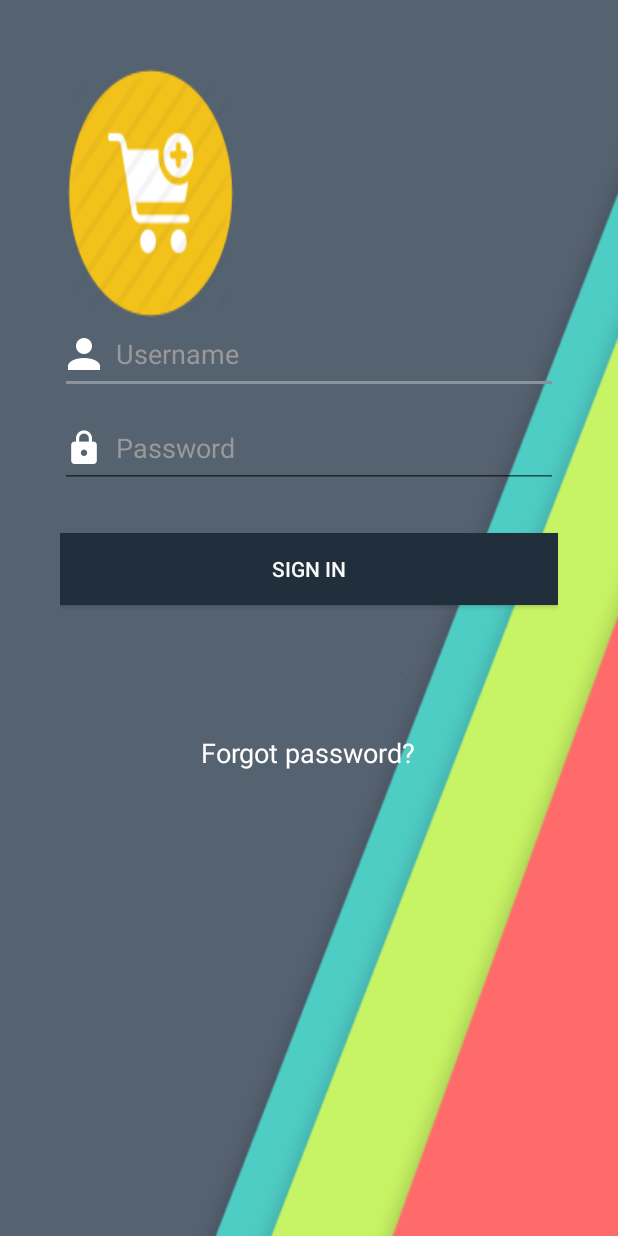
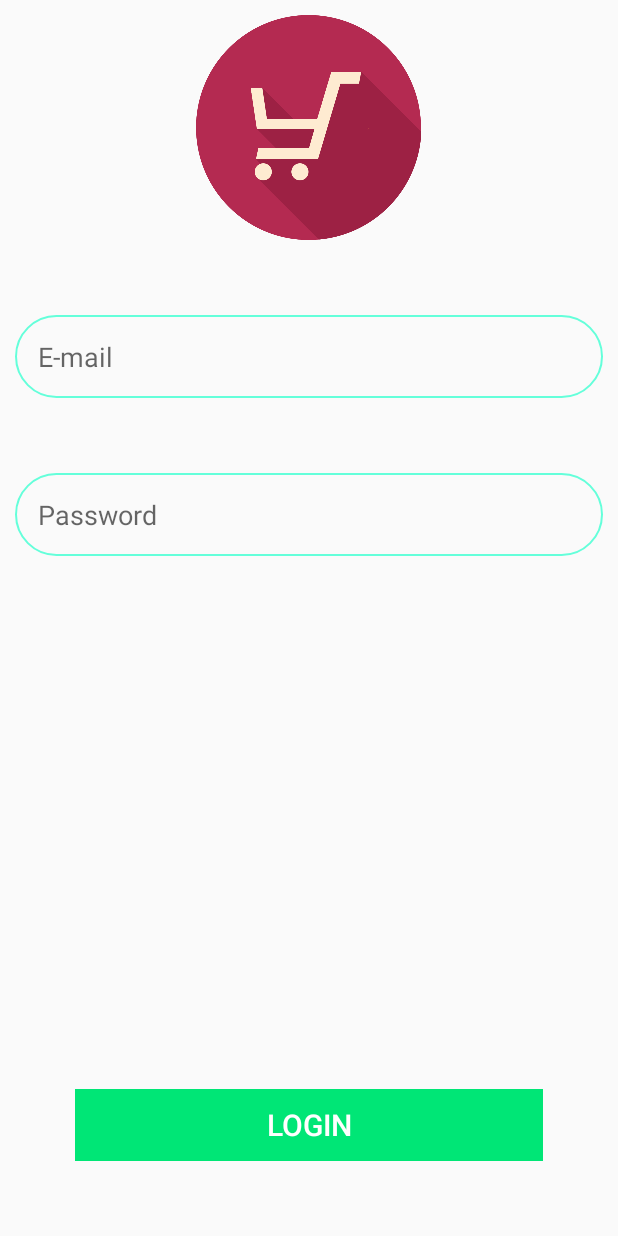
Before and after one commit to vidhantmatta/quickhop3, an Android app: the MainActivity screen opened directly, with no data from a screen before it, on a phone screen of 412 x 824 dp. Run offline under Robolectric (Android 15) with nearby library versions, the light colour scheme and no system bars.

Commit message:
Login layout design changed.

```diff
--- a/AndroidStudioProjects/auth/app/src/main/res/drawable/buttonmaterial.xml
+++ b/AndroidStudioProjects/auth/app/src/main/res/drawable/buttonmaterial.xml
@@ -2,6 +2,6 @@
 <shape xmlns:android="http://schemas.android.com/apk/res/android"
     android:shape="rectangle">
 
-    <solid android:color="#818C95" />
+    <solid android:color="@color/buttoncolor" />
 
 </shape>
--- /dev/null
+++ b/AndroidStudioProjects/auth/app/src/main/res/drawable/round.xml
@@ -0,0 +1,18 @@
+<?xml version="1.0" encoding="utf-8"?>
+<shape xmlns:android="http://schemas.android.com/apk/res/android"
+    android:shape="rectangle">
+
+    <solid android:color="#fafafa" />
+
+    <corners
+        android:bottomLeftRadius="40dp"
+        android:bottomRightRadius="40dp"
+        android:topLeftRadius="40dp"
+        android:topRightRadius="40dp" />
+
+
+    <stroke android:width="2px"
+        android:color="@color/buttoncolor" />
+
+
+</shape>
--- a/AndroidStudioProjects/auth/app/src/main/res/layout/activity_main.xml
+++ b/AndroidStudioProjects/auth/app/src/main/res/layout/activity_main.xml
@@ -1,71 +1,93 @@
-<LinearLayout xmlns:android="http://schemas.android.com/apk/res/android"
+<RelativeLayout xmlns:android="http://schemas.android.com/apk/res/android"
     android:layout_width="match_parent"
     android:layout_height="match_parent"
-    android:orientation="vertical"
-    android:background="@mipmap/back1"
-    android:padding="40dp">
+    android:background="#fafafa">
+
+
+    <LinearLayout
+        android:id="@+id/header"
+        android:layout_width="match_parent"
+        android:layout_height="match_parent"
+        android:layout_above="@+id/buttonpanel"
+        android:layout_marginBottom="10sp"
+
+        android:gravity="center_horizontal"
+        android:orientation="vertical">
+
+
+        <ImageView
+            android:layout_width="150sp"
+            android:layout_height="150sp"
+            android:layout_marginTop="10sp"
+            android:background="@drawable/iconred"
+            android:contentDescription="@string/image"/>
+
+
+        <LinearLayout
+            android:id="@+id/credentials"
+            android:layout_width="match_parent"
+            android:layout_height="wrap_content"
+            android:orientation="vertical">
+
 
             <EditText
+                android:id="@+id/username"
                 android:layout_width="match_parent"
                 android:layout_height="wrap_content"
+                android:background="@drawable/round"
+                android:padding="15sp"
+                android:layout_marginTop="50sp"
+                android:hint="E-mail"
+                android:layout_marginStart="10sp"
+                android:layout_marginEnd="10sp"
                 android:inputType="textEmailAddress"
-        android:ems="10"
-        android:id="@+id/username"
-        android:drawableLeft="@mipmap/account"
-        android:hint="Username"
-        android:layout_marginTop="170dp"
-        android:textColor="#FFF"
-        android:paddingLeft="0dp"
-        android:drawablePadding="5dp"
-        android:textColorHint="#999"/>
+                android:maxLength="50"/>
+
 
             <EditText
+                android:id="@+id/password"
                 android:layout_width="match_parent"
                 android:layout_height="wrap_content"
+                android:background="@drawable/round"
+                android:padding="15sp"
+                android:layout_marginTop="50sp"
+                android:hint="Password"
+                android:layout_marginStart="10sp"
+                android:layout_marginEnd="10sp"
                 android:inputType="textPassword"
-        android:ems="10"
-        android:id="@+id/password"
-        android:drawableLeft="@mipmap/lock"
-        android:hint="Password"
-        android:layout_marginTop="10dp"
-        android:textColor="#FFF"
-        android:paddingLeft="0dp"
-        android:drawablePadding="5dp"
-        android:textColorHint="#999"/>
+                android:maxLength="16"/>
+
+
+        </LinearLayout>
+
+
+    </LinearLayout>
+
+
+    <LinearLayout
+        android:id="@+id/buttonpanel"
+        android:layout_width="match_parent"
+        android:layout_height="wrap_content"
+        android:layout_alignParentBottom="true"
+        android:background="@drawable/buttonmaterial"
+        android:layout_margin="50dp"
+        >
+
 
         <Button
+            android:id="@+id/signin"
             android:layout_width="match_parent"
             android:layout_height="wrap_content"
-        android:layout_marginTop="30dp"
-        android:text="Sign In"
-        android:id="@+id/signin"
-        android:textColor="#F8F9F9"
-        android:background="#212F3C"
-
-
-        android:layout_gravity="center_horizontal"
+            android:background="#00e676"
+            android:text="Login"
+            android:elevation="5dp"
+            android:textSize="20sp"
+            android:textColor="@color/white"
             android:onClick="checkLogin"/>
 
 
-    <TextView
-        android:layout_width="wrap_content"
-        android:layout_height="6dp"
-        android:textAppearance="?android:attr/textAppearanceMedium"
-        android:text="New user? Register here."
-        android:id="@+id/textView4"
-        android:layout_gravity="center_horizontal"
-        android:layout_marginTop="40dp" />
-
-    <TextView
-        android:layout_width="wrap_content"
-        android:layout_height="wrap_content"
-        android:textAppearance="?android:attr/textAppearanceMedium"
-        android:text="Forgot password?"
-        android:id="@+id/textView3"
-        android:layout_gravity="center_horizontal"
-        android:layout_marginTop="40dp"
-        android:textColor="#FFF"
-
-        />
 
     </LinearLayout>
+
+
+</RelativeLayout>
--- a/AndroidStudioProjects/auth/app/src/main/res/values/colors.xml
+++ b/AndroidStudioProjects/auth/app/src/main/res/values/colors.xml
@@ -10,6 +10,8 @@
     <color name="introfour">#FF8A65</color>
     <color name="grey">#89949E</color>
     <color name="greyback">#D9E2E9</color>
+    <color name="background">#fafafa</color>
+    <color name="buttoncolor">#64ffda</color>
 
 
 </resources>
```
Also changed, not shown: AndroidStudioProjects/auth/app/src/main/java/com/example/vidhant/auth/MainActivity.java (+3 -7 lines), AndroidStudioProjects/auth/app/src/main/res/drawable/iconred.png (added). Lines whose indentation alone changed are shown as unchanged.
